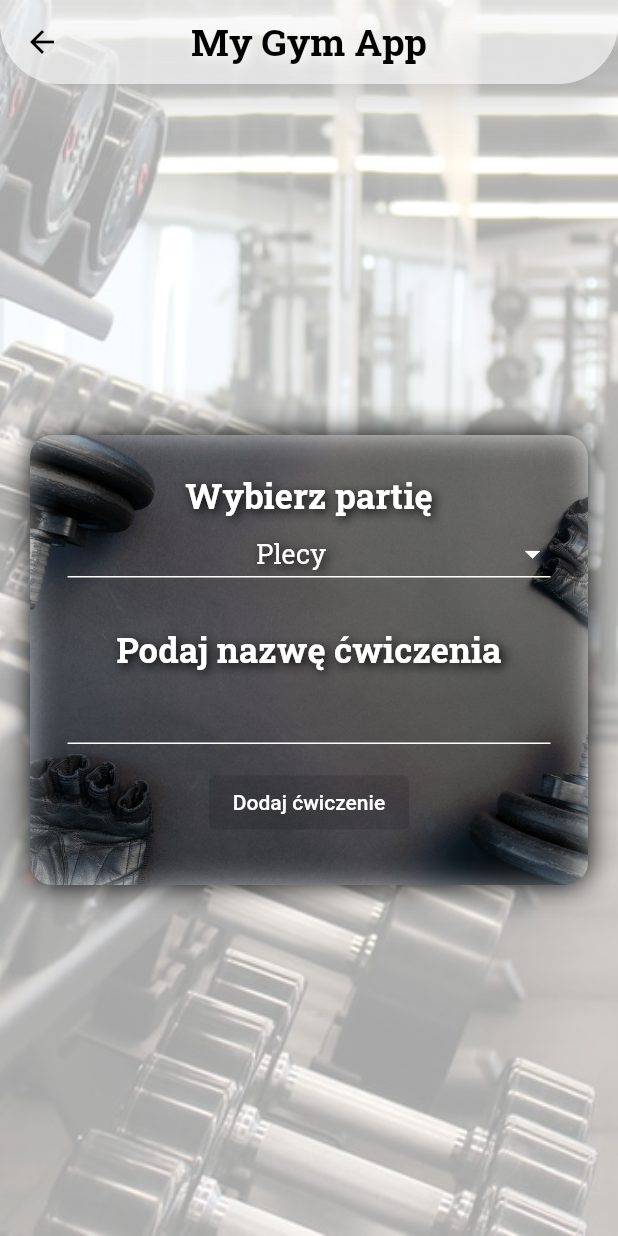
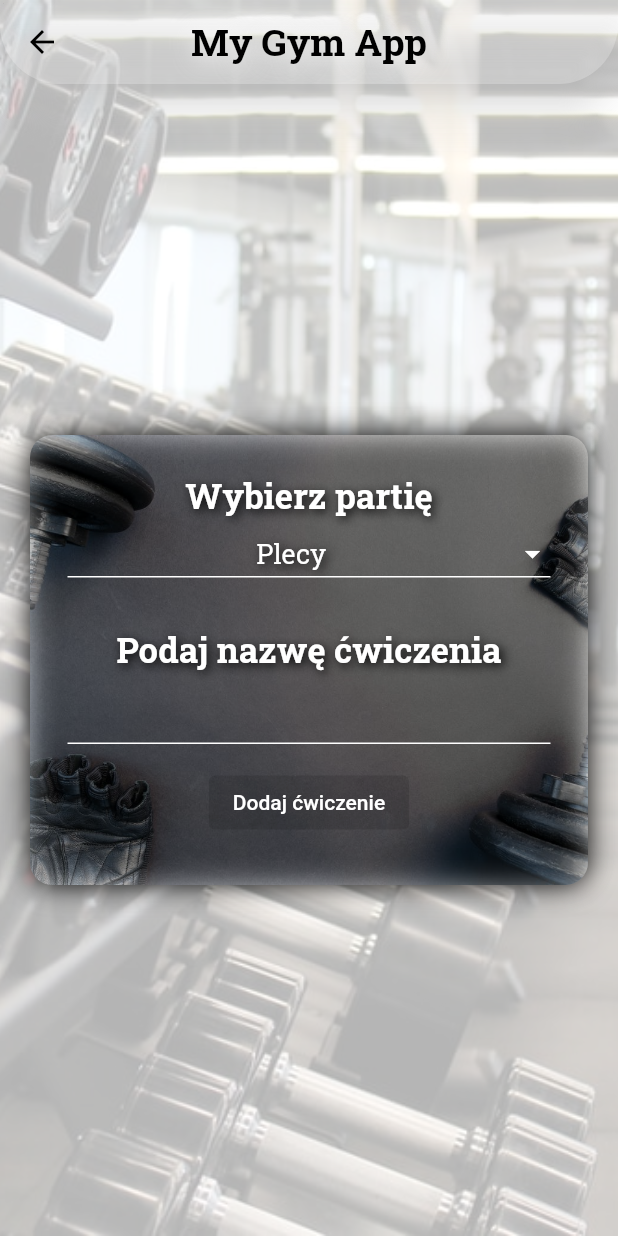
Before and after one commit to sebastiangirsza/my_gym_app, a Flutter app: the ExercisesPageContent screen opened directly, after a tap on "Dodaj ćwiczenie", on a phone screen of 412 x 824 dp. Run offline on Flutter 3.47's test engine with Material 2 defaults, Android fonts, the phone set to English and light mode, and no system bars; our stand-ins replace bloc, cloud_firestore, firebase_auth, firebase_core, flutter_bloc, google_fonts; accounts and stored records are empty.

Commit message:
Edit AppBar color

```diff
--- a/lib/app/features/home/home_page.dart
+++ b/lib/app/features/home/home_page.dart
@@ -38,7 +38,7 @@ class _HomePageState extends State<HomePage> {
                 appBar: AppBar(
                   shadowColor: Colors.white,
                   elevation: 10,
-                  backgroundColor: Colors.white.withOpacity(0.6),
+                  backgroundColor: Colors.white.withAlpha(60),
                   centerTitle: true,
                   shape: const RoundedRectangleBorder(
                     borderRadius: BorderRadius.only(
@@ -52,7 +52,7 @@ class _HomePageState extends State<HomePage> {
                       shadows: const <Shadow>[
                         Shadow(
                           offset: Offset(2, 2),
-                          blurRadius: 8.0,
+                          blurRadius: 20.0,
                           color: Colors.white,
                         ),
                       ],
--- a/lib/app/features/home/plans/add_exercises/add_exercises_page_content.dart
+++ b/lib/app/features/home/plans/add_exercises/add_exercises_page_content.dart
@@ -26,7 +26,7 @@ class _AddExercisesPageContentState extends State<AddExercisesPageContent> {
           return Container(
             decoration: const BoxDecoration(
               image: DecorationImage(
-                opacity: 0.35,
+                opacity: 0.3,
                 image: AssetImage(
                   'images/login_page_wallpaper.jpg',
                 ),
@@ -38,7 +38,7 @@ class _AddExercisesPageContentState extends State<AddExercisesPageContent> {
               appBar: AppBar(
                 shadowColor: Colors.white,
                 elevation: 10,
-                backgroundColor: Colors.white.withOpacity(0.6),
+                backgroundColor: Colors.white.withAlpha(60),
                 centerTitle: true,
                 shape: const RoundedRectangleBorder(
                   borderRadius: BorderRadius.only(
@@ -52,7 +52,7 @@ class _AddExercisesPageContentState extends State<AddExercisesPageContent> {
                     shadows: const <Shadow>[
                       Shadow(
                         offset: Offset(2, 2),
-                        blurRadius: 8.0,
+                        blurRadius: 20.0,
                         color: Colors.white,
                       ),
                     ],
--- a/lib/app/features/home/plans/body_parts/exercises/body_part_page_content.dart
+++ b/lib/app/features/home/plans/body_parts/exercises/body_part_page_content.dart
@@ -40,7 +40,7 @@ class BodyPartPageContent extends StatelessWidget {
               appBar: AppBar(
                 shadowColor: Colors.white,
                 elevation: 10,
-                backgroundColor: Colors.white.withOpacity(0.6),
+                backgroundColor: Colors.white.withAlpha(60),
                 centerTitle: true,
                 shape: const RoundedRectangleBorder(
                   borderRadius: BorderRadius.only(
@@ -54,7 +54,7 @@ class BodyPartPageContent extends StatelessWidget {
                     shadows: const <Shadow>[
                       Shadow(
                         offset: Offset(2, 2),
-                        blurRadius: 8.0,
+                        blurRadius: 20.0,
                         color: Colors.white,
                       ),
                     ],
--- a/lib/app/features/home/plans/body_parts/exercises_page_content.dart
+++ b/lib/app/features/home/plans/body_parts/exercises_page_content.dart
@@ -40,7 +40,7 @@ class ExercisesPageContent extends StatelessWidget {
               appBar: AppBar(
                 shadowColor: Colors.white,
                 elevation: 10,
-                backgroundColor: Colors.white.withOpacity(0.6),
+                backgroundColor: Colors.white.withAlpha(60),
                 centerTitle: true,
                 shape: const RoundedRectangleBorder(
                   borderRadius: BorderRadius.only(
@@ -54,7 +54,7 @@ class ExercisesPageContent extends StatelessWidget {
                     shadows: const <Shadow>[
                       Shadow(
                         offset: Offset(2, 2),
-                        blurRadius: 8.0,
+                        blurRadius: 20.0,
                         color: Colors.white,
                       ),
                     ],
```
